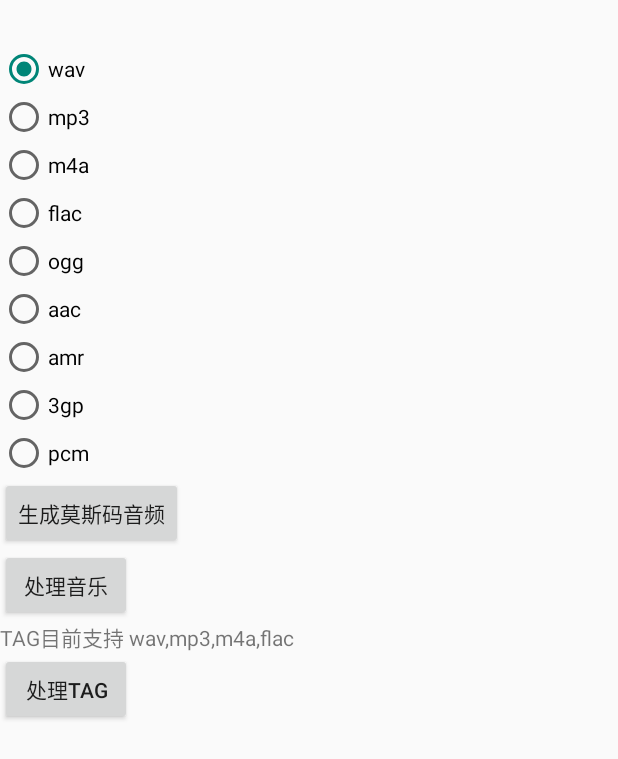
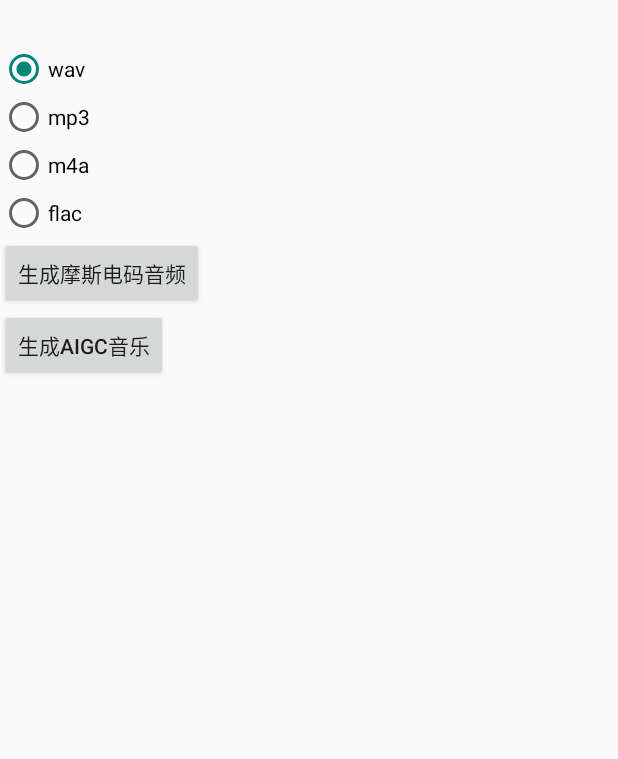
Before and after one commit to xslczx/Audios, an Android app: the screen it shows after launch (MainActivity), on a phone screen of 412 x 824 dp. Shown: the top 759 px of the screen. Run offline under Robolectric (Android 15) with nearby library versions, the light colour scheme and no system bars; libraries missing offline, so code that uses them is left out: com.kongzue.dialogx; 1 statement that could not run was skipped.

Commit message:
结构优化

```diff
--- a/app/src/main/java/com/xslczx/audios/encoder/AudioDecodeInfo.java
+++ b/app/src/main/java/com/xslczx/audios/datas/AudioDecodeInfo.java
@@ -1,4 +1,4 @@
-package com.xslczx.audios.encoder;
+package com.xslczx.audios.datas;
 
 import org.jetbrains.annotations.NotNull;
 
--- a/app/src/main/java/com/xslczx/audios/AudioException.java
+++ b/app/src/main/java/com/xslczx/audios/datas/AudioException.java
@@ -1,4 +1,4 @@
-package com.xslczx.audios;
+package com.xslczx.audios.datas;
 
 public class AudioException extends RuntimeException {
 
--- a/app/src/main/java/com/xslczx/audios/Config.java
+++ b/app/src/main/java/com/xslczx/audios/datas/Config.java
@@ -1,6 +1,6 @@
-package com.xslczx.audios;
+package com.xslczx.audios.datas;
 
-import com.xslczx.audios.pcm.PcmEffectProcessor;
+import com.xslczx.audios.processor.PcmEffectProcessor;
 
 import org.jetbrains.annotations.NotNull;
 import org.jetbrains.annotations.Nullable;
--- a/app/src/main/java/com/xslczx/audios/encoder/FlacEncoder.java
+++ b/app/src/main/java/com/xslczx/audios/encoder/FlacEncoder.java
@@ -22,7 +22,6 @@ public class FlacEncoder implements Encoder {
     private final int[] sampleRates = new int[]{
             8000, 12000, 16000, 24000, 48000
     };
-    private int sampleRate;
     private int channelCount;
     private long totalPcmBytes;
     private long writtenPcmBytes;
@@ -41,14 +40,14 @@ public class FlacEncoder implements Encoder {
     public void prepare(int sampleRate, int channelCount, int bitDepth, int bitRate) throws Exception {
         if (isPrepared) return;
 
-        this.sampleRate = nearestValue(sampleRates, sampleRate);
+        int sampleRateReal = nearestValue(sampleRates, sampleRate);
         this.channelCount = channelCount;
         this.writtenPcmBytes = 0;
 
         fos = new FileOutputStream(path);
         bufferInfo = new MediaCodec.BufferInfo();
 
-        MediaFormat format = MediaFormat.createAudioFormat(MediaFormat.MIMETYPE_AUDIO_FLAC, this.sampleRate, channelCount);
+        MediaFormat format = MediaFormat.createAudioFormat(MediaFormat.MIMETYPE_AUDIO_FLAC, sampleRateReal, channelCount);
         format.setInteger(MediaFormat.KEY_BIT_RATE, bitRate);
 
         codec = MediaCodec.createEncoderByType(MediaFormat.MIMETYPE_AUDIO_FLAC);
--- a/app/src/main/java/com/xslczx/audios/encoder/AmrNbEncoder.java
+++ b/app/src/main/java/com/xslczx/audios/othertest/AmrNbEncoder.java
@@ -1,10 +1,12 @@
-package com.xslczx.audios.encoder;
+package com.xslczx.audios.othertest;
 
 import android.media.MediaFormat;
 import android.media.MediaMuxer;
 import android.os.Build;
 
 import androidx.annotation.RequiresApi;
+
+import com.xslczx.audios.encoder.MediaCodecEncoder;
 
 @RequiresApi(api = Build.VERSION_CODES.O)
 public class AmrNbEncoder extends MediaCodecEncoder {
--- a/app/src/main/java/com/xslczx/audios/encoder/AmrWbEncoder.java
+++ b/app/src/main/java/com/xslczx/audios/othertest/AmrWbEncoder.java
@@ -1,10 +1,12 @@
-package com.xslczx.audios.encoder;
+package com.xslczx.audios.othertest;
 
 import android.media.MediaFormat;
 import android.media.MediaMuxer;
 import android.os.Build;
 
 import androidx.annotation.RequiresApi;
+
+import com.xslczx.audios.encoder.MediaCodecEncoder;
 
 @RequiresApi(api = Build.VERSION_CODES.O)
 public class AmrWbEncoder extends MediaCodecEncoder {
--- a/app/src/main/java/com/xslczx/audios/encoder/OggOpusEncoder.java
+++ b/app/src/main/java/com/xslczx/audios/othertest/OggOpusEncoder.java
@@ -1,10 +1,12 @@
-package com.xslczx.audios.encoder;
+package com.xslczx.audios.othertest;
 
 import android.media.MediaFormat;
 import android.media.MediaMuxer;
 import android.os.Build;
 
 import androidx.annotation.RequiresApi;
+
+import com.xslczx.audios.encoder.MediaCodecEncoder;
 
 @RequiresApi(Build.VERSION_CODES.R)
 public class OggOpusEncoder extends MediaCodecEncoder {
--- a/app/src/main/java/com/xslczx/audios/encoder/ThreeGpEncoder.java
+++ b/app/src/main/java/com/xslczx/audios/othertest/ThreeGpEncoder.java
@@ -1,8 +1,10 @@
-package com.xslczx.audios.encoder;
+package com.xslczx.audios.othertest;
 
 import android.media.MediaFormat;
 import android.media.MediaMuxer;
 import android.os.Build;
+
+import com.xslczx.audios.encoder.MediaCodecEncoder;
 
 public class ThreeGpEncoder extends MediaCodecEncoder {
     public ThreeGpEncoder(String path) {
--- a/app/src/main/java/com/xslczx/audios/pcm/AITailPcmAppender.java
+++ b/app/src/main/java/com/xslczx/audios/processor/AITailPcmAppender.java
@@ -1,4 +1,4 @@
-package com.xslczx.audios.pcm;
+package com.xslczx.audios.processor;
 
 import com.xslczx.audios.morse.MorseAudio;
 
--- a/app/src/main/java/com/xslczx/audios/pcm/PcmEffectProcessor.java
+++ b/app/src/main/java/com/xslczx/audios/processor/PcmEffectProcessor.java
@@ -1,4 +1,4 @@
-package com.xslczx.audios.pcm;
+package com.xslczx.audios.processor;
 
 import java.io.IOException;
 
--- a/app/src/main/java/com/xslczx/audios/tag/Tagger.java
+++ b/app/src/main/java/com/xslczx/audios/tag/Tagger.java
@@ -2,7 +2,7 @@ package com.xslczx.audios.tag;
 
 import android.util.Log;
 
-import com.xslczx.audios.AudioException;
+import com.xslczx.audios.datas.AudioException;
 
 import org.jaudiotagger.audio.AudioFile;
 import org.jaudiotagger.audio.AudioFileIO;
--- a/app/src/main/res/layout/activity_main.xml
+++ b/app/src/main/res/layout/activity_main.xml
@@ -41,32 +41,36 @@
             android:id="@+id/rb_output_ogg"
             android:layout_width="match_parent"
             android:layout_height="wrap_content"
-            android:text="ogg" />
+            android:text="ogg"
+            android:visibility="gone" />
 
         <RadioButton
             android:id="@+id/rb_output_aac"
             android:layout_width="match_parent"
             android:layout_height="wrap_content"
-            android:text="aac" />
+            android:text="aac"
+            android:visibility="gone" />
 
         <RadioButton
             android:id="@+id/rb_output_amr"
             android:layout_width="match_parent"
             android:layout_height="wrap_content"
-            android:text="amr" />
+            android:text="amr"
+            android:visibility="gone" />
 
         <RadioButton
             android:id="@+id/rb_output_three_gp"
             android:layout_width="match_parent"
             android:layout_height="wrap_content"
-            android:text="3gp" />
+            android:text="3gp"
+            android:visibility="gone" />
 
         <RadioButton
             android:id="@+id/rb_output_pcm"
             android:layout_width="match_parent"
             android:layout_height="wrap_content"
-            android:text="pcm" />
-
+            android:text="pcm"
+            android:visibility="gone" />
 
     </RadioGroup>
 
@@ -74,22 +78,18 @@
         android:id="@+id/btn_generate_morse"
         android:layout_width="wrap_content"
         android:layout_height="wrap_content"
-        android:text="生成莫斯码音频" />
+        android:text="生成摩斯电码音频" />
 
     <Button
         android:id="@+id/btn_generate_music"
         android:layout_width="wrap_content"
         android:layout_height="wrap_content"
-        android:text="处理音乐" />
-
-    <TextView
-        android:text="TAG目前支持 wav,mp3,m4a,flac"
-        android:layout_width="match_parent"
-        android:layout_height="wrap_content"/>
+        android:text="生成AIGC音乐" />
 
     <Button
         android:id="@+id/btn_update_tag"
         android:layout_width="wrap_content"
         android:layout_height="wrap_content"
-        android:text="处理tag" />
+        android:text="添加AIGC"
+        android:visibility="gone" />
 </LinearLayout>
```
Also changed, not shown: app/src/main/java/com/xslczx/audios/EncoderFactory.java (deleted, +0 -54 lines), app/src/main/java/com/xslczx/audios/MainActivity.kt (+24 -23 lines), app/src/main/java/com/xslczx/audios/encoder/EncoderFactory.java (added, +27 -0 lines), app/src/main/java/com/xslczx/audios/morse/MorseAudio.java (+3 -8 lines), app/src/main/java/com/xslczx/audios/processor/AIGCAudioProcessor.java (renamed from app/src/main/java/com/xslczx/audios/AudioProcessor.java, +28 -31 lines), app/src/main/java/com/xslczx/audios/processor/OnProcessAdapter.java (added, +38 -0 lines).
